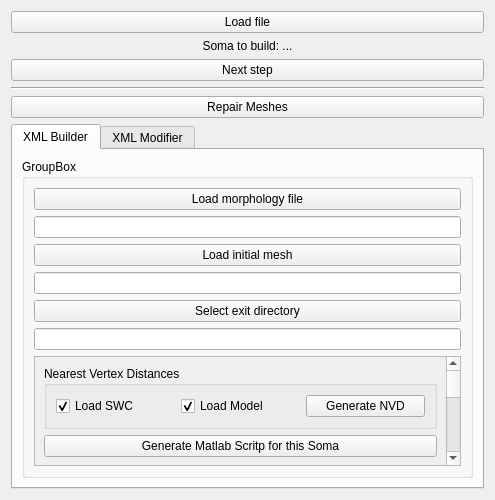
Old version of the form Neuronize/SomaCreatorWidget.ui in the repository vg-lab/Neuronize.
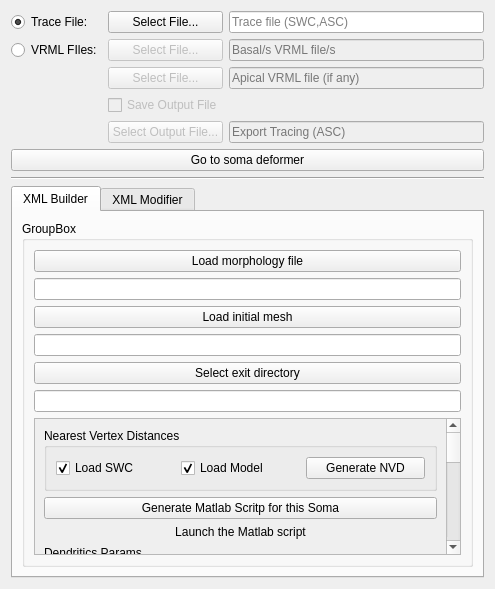
New version of the form.

```diff
--- a/Neuronize/SomaCreatorWidget.ui
+++ b/Neuronize/SomaCreatorWidget.ui
@@ -7,7 +7,7 @@
     <x>0</x>
     <y>0</y>
     <width>495</width>
-    <height>500</height>
+       <height>589</height>
    </rect>
   </property>
   <property name="windowTitle">
@@ -15,26 +15,135 @@
   </property>
   <layout class="QVBoxLayout" name="verticalLayout_3">
    <item>
-    <widget class="QPushButton" name="pushButton_LoadSWCFile">
-     <property name="text">
-      <string>Load file</string>
-     </property>
-    </widget>
-   </item>
-   <item>
-    <widget class="QLabel" name="label_SomaGeneratedName">
-     <property name="text">
-      <string>Soma to build: ...</string>
-     </property>
-     <property name="alignment">
-      <set>Qt::AlignCenter</set>
-     </property>
-    </widget>
+       <layout class="QGridLayout" name="gridLayout">
+           <property name="topMargin">
+               <number>0</number>
+           </property>
+           <item row="2" column="0">
+               <widget class="QRadioButton" name="vrmls">
+                   <property name="text">
+                       <string>VRML FIles:</string>
+                   </property>
+               </widget>
+           </item>
+           <item row="5" column="1">
+               <widget class="QPushButton" name="ascButton">
+                   <property name="enabled">
+                       <bool>false</bool>
+                   </property>
+                   <property name="text">
+                       <string>Select Output File...</string>
+                   </property>
+               </widget>
+           </item>
+           <item row="0" column="0">
+               <widget class="QRadioButton" name="traces">
+                   <property name="sizePolicy">
+                       <sizepolicy hsizetype="Minimum" vsizetype="Fixed">
+                           <horstretch>0</horstretch>
+                           <verstretch>0</verstretch>
+                       </sizepolicy>
+                   </property>
+                   <property name="text">
+                       <string>Trace File:</string>
+                   </property>
+                   <property name="checked">
+                       <bool>true</bool>
+                   </property>
+               </widget>
+           </item>
+           <item row="2" column="1">
+               <widget class="QPushButton" name="basalPathButton">
+                   <property name="enabled">
+                       <bool>false</bool>
+                   </property>
+                   <property name="sizePolicy">
+                       <sizepolicy hsizetype="Minimum" vsizetype="Fixed">
+                           <horstretch>0</horstretch>
+                           <verstretch>0</verstretch>
+                       </sizepolicy>
+                   </property>
+                   <property name="text">
+                       <string>Select File...</string>
+                   </property>
+               </widget>
+           </item>
+           <item row="0" column="1">
+               <widget class="QPushButton" name="tracePathButton">
+                   <property name="sizePolicy">
+                       <sizepolicy hsizetype="Minimum" vsizetype="Fixed">
+                           <horstretch>0</horstretch>
+                           <verstretch>0</verstretch>
+                       </sizepolicy>
+                   </property>
+                   <property name="text">
+                       <string>Select File...</string>
+                   </property>
+               </widget>
+           </item>
+           <item row="0" column="2">
+               <widget class="QLineEdit" name="tracePath">
+                   <property name="placeholderText">
+                       <string>Trace file (SWC,ASC)</string>
+                   </property>
+               </widget>
+           </item>
+           <item row="5" column="2">
+               <widget class="QLineEdit" name="ascPath">
+                   <property name="enabled">
+                       <bool>false</bool>
+                   </property>
+                   <property name="placeholderText">
+                       <string>Export Tracing (ASC)</string>
+                   </property>
+               </widget>
+           </item>
+           <item row="2" column="2">
+               <widget class="QLineEdit" name="basalPath">
+                   <property name="enabled">
+                       <bool>false</bool>
+                   </property>
+                   <property name="placeholderText">
+                       <string>Basal/s VRML file/s</string>
+                   </property>
+               </widget>
+           </item>
+           <item row="4" column="1">
+               <widget class="QCheckBox" name="saveCheckBox">
+                   <property name="enabled">
+                       <bool>false</bool>
+                   </property>
+                   <property name="text">
+                       <string>Save Output File</string>
+                   </property>
+               </widget>
+           </item>
+           <item row="3" column="1">
+               <widget class="QPushButton" name="apiPathButton">
+                   <property name="enabled">
+                       <bool>false</bool>
+                   </property>
+                   <property name="text">
+                       <string>Select File...</string>
+                   </property>
+               </widget>
+           </item>
+           <item row="3" column="2">
+               <widget class="QLineEdit" name="apiPath">
+                   <property name="enabled">
+                       <bool>false</bool>
+                   </property>
+                   <property name="placeholderText">
+                       <string>Apical VRML file (if any)</string>
+                   </property>
+               </widget>
+           </item>
+       </layout>
    </item>
    <item>
     <widget class="QPushButton" name="pushButton_GoToSomaDeformer">
      <property name="text">
-      <string>Next step</string>
+         <string>Go to soma deformer</string>
      </property>
     </widget>
    </item>
@@ -45,13 +154,6 @@
      </property>
     </widget>
    </item>
-   <item>
-    <widget class="QPushButton" name="pushButton_RepairMeshes">
-     <property name="text">
-      <string>Repair Meshes</string>
-     </property>
-    </widget>
-   </item>
    <item>
     <spacer name="verticalSpacer_2">
      <property name="orientation">
@@ -148,8 +250,8 @@
               <rect>
                <x>0</x>
                <y>0</y>
-               <width>415</width>
-               <height>550</height>
+                  <width>414</width>
+                  <height>545</height>
               </rect>
              </property>
              <layout class="QVBoxLayout" name="verticalLayout">
```
